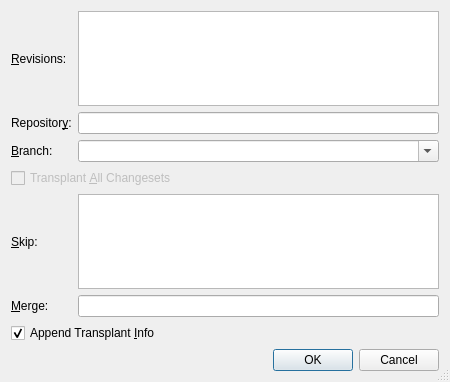
The window that Plugins/VcsPlugins/vcsMercurial/TransplantExtension/TransplantDialog.ui (testmana2/test) describes before a commit, drawn with Qt 5.
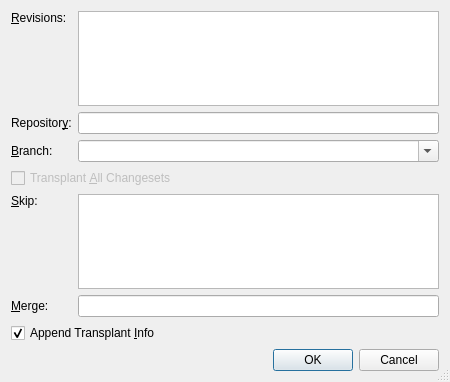
The same window after the commit.

```diff
--- a/Plugins/VcsPlugins/vcsMercurial/TransplantExtension/TransplantDialog.ui
+++ b/Plugins/VcsPlugins/vcsMercurial/TransplantExtension/TransplantDialog.ui
@@ -22,6 +22,9 @@
      <property name="text">
       <string>&amp;Revisions:</string>
      </property>
+     <property name="alignment">
+      <set>Qt::AlignLeading|Qt::AlignLeft|Qt::AlignTop</set>
+     </property>
      <property name="buddy">
       <cstring>revisionsEdit</cstring>
      </property>
@@ -95,6 +98,9 @@
      <property name="text">
       <string>&amp;Skip:</string>
      </property>
+     <property name="alignment">
+      <set>Qt::AlignLeading|Qt::AlignLeft|Qt::AlignTop</set>
+     </property>
      <property name="buddy">
       <cstring>pruneEdit</cstring>
      </property>
```
